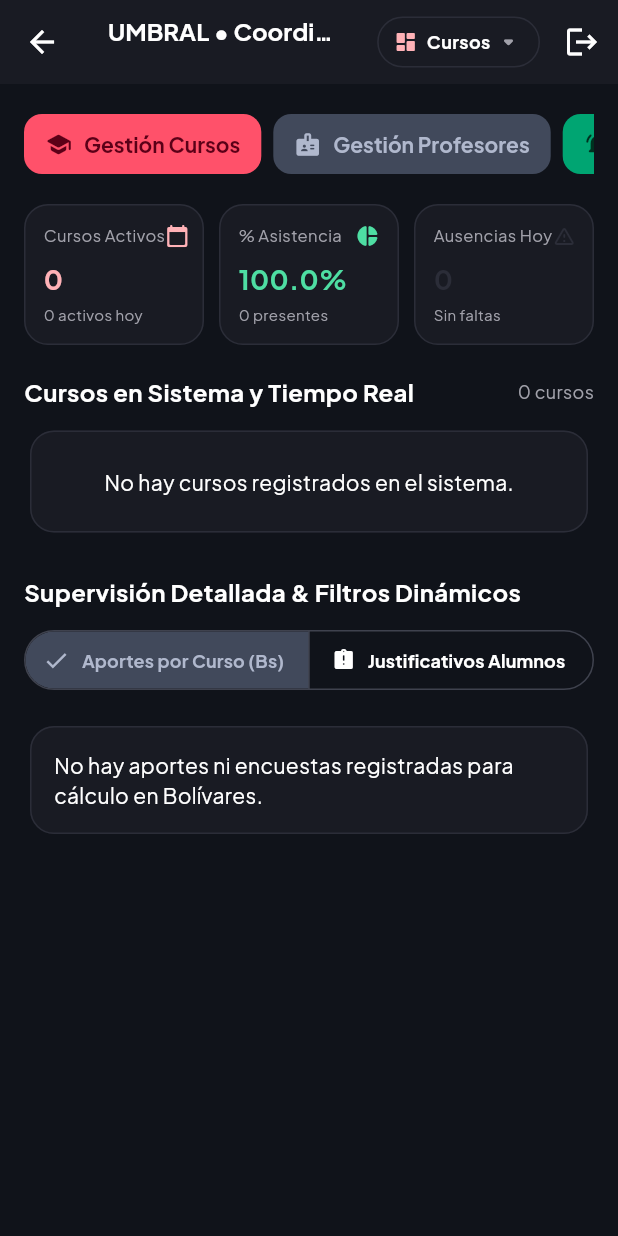
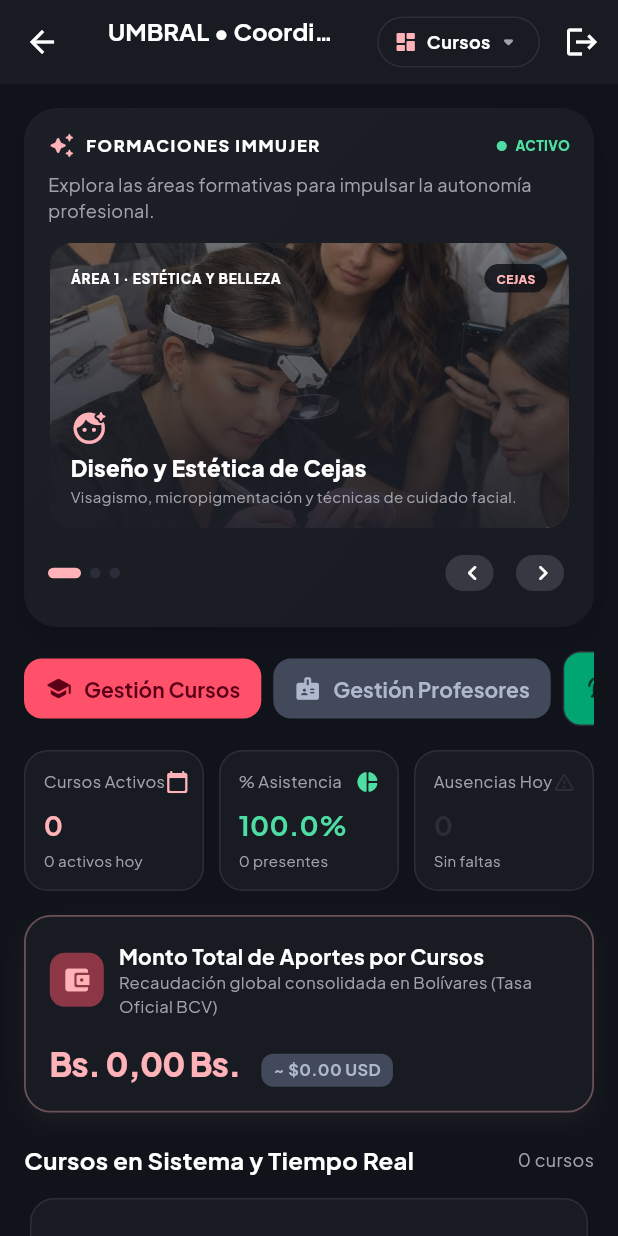
Before and after one commit to VladimirArguelles/umbral_immujer, a Flutter app: the CoordinatorDashboardPage screen opened directly with empty values, on a phone screen of 412 x 824 dp. Run offline on Flutter 3.47's test engine with Material 3 defaults, Android fonts, the phone set to English and light mode, and no system bars; our stand-ins replace go_router, google_fonts, image_picker, material_symbols_icons, supabase_flutter; accounts and stored records are empty; project files that could hold a hidden picture were left out.

Commit message:
feat: replica de slider carrusel formativo en Profesores y Coordinadores, icono de notificaciones, widget monto total de aportes y tabla tasa_cambiaria sincronizada con BCV

```diff
--- a/lib/features/coordinator/presentation/coordinator_dashboard_page.dart
+++ b/lib/features/coordinator/presentation/coordinator_dashboard_page.dart
@@ -1,3 +1,4 @@
+import 'package:umbral_immujer/src/core/widgets/formation_image_carousel.dart';
 import 'package:flutter/material.dart';
 import 'package:go_router/go_router.dart';
 import 'package:google_fonts/google_fonts.dart';
@@ -416,69 +417,6 @@
       return true;
     }
     return todayTokens.any((t) => hLower.contains(t));
-  }
-
-  void _mostrarDialogoReasignar(CourseDashboardItem curso) async {
-    final profesores = await widget.coordinatorRepository.getRegisteredTeachers();
-    if (!mounted) return;
-
-    showDialog(
-      context: context,
-      builder: (ctx) => AlertDialog(
-        title: Text('Asignar Profesor a ${curso.nombre}'),
-        content: SizedBox(
-          width: double.maxFinite,
-          child: Column(
-            mainAxisSize: MainAxisSize.min,
-            children: [
-              if (curso.profesorId != null)
-                ListTile(
-                  leading: const Icon(Icons.person_remove, color: AppTheme.errorRed),
-                  title: const Text('Dejar sin profesor asignado'),
-                  onTap: () async {
-                    Navigator.of(ctx).pop();
-                    await widget.coordinatorRepository.unassignTeacher(courseId: curso.id);
-                    _loadAll();
-                  },
-                ),
-              const Divider(),
-              Expanded(
-                child: ListView.builder(
-                  shrinkWrap: true,
-                  itemCount: profesores.length,
-                  itemBuilder: (c, idx) {
-                    final p = profesores[idx];
-                    final esActual = p.id == curso.profesorId;
-                    return ListTile(
-                      leading: CircleAvatar(
-                        child: Text(p.nombreCompleto.isNotEmpty ? p.nombreCompleto[0] : '?'),
-                      ),
-                      title: Text(p.nombreCompleto),
-                      subtitle: Text(
-                        'C.I: ${p.cedula} ${p.cursoActual != null ? "• Imparte: ${p.cursoActual}" : ""}',
-                      ),
-                      trailing: esActual
-                          ? const Icon(Icons.check, color: AppTheme.successGreen)
-                          : null,
-                      onTap: esActual
-                          ? null
-                          : () async {
-                              Navigator.of(ctx).pop();
-                              await widget.coordinatorRepository.assignTeacherToCourse(
-                                courseId: curso.id,
-                                teacherId: p.id,
-                              );
-                              _loadAll();
-                            },
-                    );
-                  },
-                ),
-              ),
-            ],
-          ),
-        ),
-      ),
-    );
   }
 
   void _abrirCentroNotificaciones(List<SolicitudNotificacionItem> solicitudes) {
@@ -1108,6 +1046,10 @@
           child: ListView(
             padding: const EdgeInsets.all(16),
             children: [
+              // Carrusel Formativo de Alumnos
+              const FormationImageCarousel(),
+              const SizedBox(height: 16),
+
               // Barra de Acciones Globales
               SingleChildScrollView(
                 scrollDirection: Axis.horizontal,
@@ -1149,15 +1091,17 @@
                       isLabelVisible: notificaciones.isNotEmpty,
                       label: Text('${notificaciones.length}'),
                       backgroundColor: AppTheme.errorRed,
-                      child: ElevatedButton.icon(
-                        icon: const Icon(Icons.notifications_active_rounded, size: 18),
-                        label: const Text('Notificaciones'),
-                        style: ElevatedButton.styleFrom(
-                          backgroundColor: AppTheme.tertiaryContainer,
-                          foregroundColor: AppTheme.onTertiaryContainer,
-                          padding: const EdgeInsets.symmetric(horizontal: 14, vertical: 10),
-                        ),
-                        onPressed: () => _abrirCentroNotificaciones(notificaciones),
+                      child: Container(
+                        decoration: BoxDecoration(
+                          color: AppTheme.tertiaryContainer,
+                          borderRadius: BorderRadius.circular(12),
+                          border: Border.all(color: AppTheme.outlineVariant),
+                        ),
+                        child: IconButton(
+                          icon: const Icon(Icons.notifications_active_rounded, size: 20, color: AppTheme.onTertiaryContainer),
+                          tooltip: 'Centro de Notificaciones y Aprobaciones',
+                          onPressed: () => _abrirCentroNotificaciones(notificaciones),
+                        ),
                       ),
                     ),
                   ],
@@ -1199,6 +1143,10 @@
                   ),
                 ],
               ),
+              const SizedBox(height: 16),
+
+              // WIDGET PARA VISUALIZACIÓN DEL MONTO TOTAL DE APORTE POR CURSOS
+              _buildResumenTotalAportesWidget(),
               const SizedBox(height: 20),
 
               // SECCIÓN: CURSOS ACTIVOS Y PLANTILLAS
@@ -1277,12 +1225,6 @@
                                   ],
                                 ),
                               ),
-                              const Spacer(),
-                              IconButton(
-                                icon: const Icon(Icons.edit, color: AppTheme.primary, size: 20),
-                                tooltip: 'Reasignar Profesor',
-                                onPressed: () => _mostrarDialogoReasignar(c),
-                              ),
                             ],
                           ),
                           const SizedBox(height: 8),
@@ -1433,6 +1375,135 @@
                 _buildAportesEnBsWidget()
               else
                 _buildJustificativosWidget(),
+            ],
+          ),
+        );
+      },
+    );
+  }
+
+  Widget _buildResumenTotalAportesWidget() {
+    return FutureBuilder<List<AporteCursoBsItem>>(
+      future: _aportesFuture,
+      builder: (context, snapshot) {
+        final aportes = snapshot.data ?? [];
+        final granTotalBs = aportes.fold<double>(0.0, (prev, a) => prev + a.totalAporteBs);
+        final granTotalUsd = aportes.fold<double>(0.0, (prev, a) => prev + a.costoTotalUsd);
+
+        return Container(
+          padding: const EdgeInsets.all(16),
+          decoration: BoxDecoration(
+            color: AppTheme.surfaceContainerLow,
+            borderRadius: BorderRadius.circular(18),
+            border: Border.all(
+              color: AppTheme.primary.withValues(alpha: 0.35),
+              width: 1.2,
+            ),
+            boxShadow: [
+              BoxShadow(
+                color: AppTheme.primary.withValues(alpha: 0.06),
+                blurRadius: 14,
+                offset: const Offset(0, 6),
+              ),
+            ],
+          ),
+          child: Column(
+            crossAxisAlignment: CrossAxisAlignment.start,
+            children: [
+              Row(
+                children: [
+                  Container(
+                    padding: const EdgeInsets.all(8),
+                    decoration: BoxDecoration(
+                      color: AppTheme.primaryContainer.withValues(alpha: 0.5),
+                      borderRadius: BorderRadius.circular(10),
+                    ),
+                    child: const Icon(
+                      Icons.account_balance_wallet_rounded,
+                      color: AppTheme.primary,
+                      size: 20,
+                    ),
+                  ),
+                  const SizedBox(width: 10),
+                  Expanded(
+                    child: Column(
+                      crossAxisAlignment: CrossAxisAlignment.start,
+                      children: [
+                        Text(
+                          'Monto Total de Aportes por Cursos',
+                          style: GoogleFonts.plusJakartaSans(
+                            fontSize: 14,
+                            fontWeight: FontWeight.bold,
+                            color: AppTheme.onSurface,
+                          ),
+                        ),
+                        Text(
+                          'Recaudación global consolidada en Bolívares (Tasa Oficial BCV)',
+                          style: GoogleFonts.plusJakartaSans(
+                            fontSize: 11,
+                            color: AppTheme.onSurfaceVariant,
+                          ),
+                        ),
+                      ],
+                    ),
+                  ),
+                ],
+              ),
+              const SizedBox(height: 14),
+              Row(
+                crossAxisAlignment: CrossAxisAlignment.baseline,
+                textBaseline: TextBaseline.alphabetic,
+                children: [
+                  Text(
+                    'Bs. ${Formatters.currency(granTotalBs)}',
+                    style: GoogleFonts.plusJakartaSans(
+                      fontSize: 22,
+                      fontWeight: FontWeight.w900,
+                      color: AppTheme.primary,
+                      letterSpacing: -0.5,
+                    ),
+                  ),
+                  const SizedBox(width: 10),
+                  Container(
+                    padding: const EdgeInsets.symmetric(horizontal: 8, vertical: 3),
+                    decoration: BoxDecoration(
+                      color: AppTheme.secondaryContainer,
+                      borderRadius: BorderRadius.circular(8),
+                    ),
+                    child: Text(
+                      '~ \$${granTotalUsd.toStringAsFixed(2)} USD',
+                      style: GoogleFonts.plusJakartaSans(
+                        fontSize: 11,
+                        fontWeight: FontWeight.bold,
+                        color: AppTheme.onSecondaryContainer,
+                      ),
+                    ),
+                  ),
+                ],
+              ),
+              if (aportes.isNotEmpty) ...[
+                const SizedBox(height: 12),
+                const Divider(height: 1),
+                const SizedBox(height: 10),
+                Wrap(
+                  spacing: 8,
+                  runSpacing: 6,
+                  children: aportes.map((a) {
+                    return Container(
+                      padding: const EdgeInsets.symmetric(horizontal: 10, vertical: 5),
+                      decoration: BoxDecoration(
+                        color: AppTheme.surfaceContainerHighest.withValues(alpha: 0.4),
+                        borderRadius: BorderRadius.circular(8),
+                        border: Border.all(color: AppTheme.outlineVariant.withValues(alpha: 0.5)),
+                      ),
+                      child: Text(
+                        '${a.cursoNombre}: Bs. ${Formatters.currency(a.totalAporteBs)}',
+                        style: const TextStyle(fontSize: 11, fontWeight: FontWeight.w600),
+                      ),
+                    );
+                  }).toList(),
+                ),
+              ],
             ],
           ),
         );
--- a/lib/features/teacher/presentation/teacher_dashboard_page.dart
+++ b/lib/features/teacher/presentation/teacher_dashboard_page.dart
@@ -6,7 +6,7 @@
 import 'package:umbral_immujer/src/core/utils/formatters.dart';
 import 'package:umbral_immujer/features/teacher/data/teacher_repository.dart';
 import 'package:umbral_immujer/features/teacher/domain/teacher_models.dart';
-import 'package:umbral_immujer/src/core/widgets/app_carousel_slider.dart';
+import 'package:umbral_immujer/src/core/widgets/formation_image_carousel.dart';
 import 'package:umbral_immujer/src/core/widgets/skeleton_loader.dart';
 import 'package:umbral_immujer/src/core/widgets/super_admin_nav_bar.dart';
 import 'package:umbral_immujer/src/features/auth/domain/user_profile.dart';
@@ -401,38 +401,7 @@
             ],
           ),
           const SizedBox(height: 16),
-          AppCarouselSlider(
-            height: 140,
-            items: [
-              CarouselSlideItem(
-                title: 'Pase de Asistencia Rápido',
-                subtitle: 'Toma asistencia en tiempo real de los alumnos en tus cursos activos.',
-                badgeText: 'ACADÉMICO',
-                badgeColor: AppTheme.primary,
-                icon: Icons.checklist_rounded,
-                iconColor: AppTheme.primary,
-                onTap: () => onNavigate(1),
-              ),
-              CarouselSlideItem(
-                title: 'Cálculo de Aportes en Bs',
-                subtitle: 'Crea encuestas dividiendo el monto en USD entre asistentes con tasa oficial BCV.',
-                badgeText: 'ECONOMÍA',
-                badgeColor: AppTheme.secondary,
-                icon: Icons.currency_exchange_rounded,
-                iconColor: AppTheme.secondary,
-                onTap: () => onNavigate(2),
-              ),
-              CarouselSlideItem(
-                title: 'Gestión de Alumnos y Temas',
-                subtitle: 'Añade y edita alumnos y temas con el nuevo flujo de validación institucional.',
-                badgeText: 'SUPERVISIÓN',
-                badgeColor: AppTheme.tertiary,
-                icon: Icons.assignment_turned_in_outlined,
-                iconColor: AppTheme.tertiary,
-                onTap: () => onNavigate(4),
-              ),
-            ],
-          ),
+          const FormationImageCarousel(),
           const SizedBox(height: 16),
           Text(
             'HERRAMIENTAS DEL MÓDULO',
--- /dev/null
+++ b/lib/src/core/widgets/formation_image_carousel.dart
@@ -0,0 +1,356 @@
+import 'dart:async';
+import 'package:flutter/material.dart';
+import 'package:google_fonts/google_fonts.dart';
+import 'package:umbral_immujer/src/core/theme/app_theme.dart';
+
+class FormationItem {
+  final String area;
+  final String title;
+  final String description;
+  final String tag;
+  final IconData icon;
+  final Color color;
+  final String imagePath;
+
+  const FormationItem({
+    required this.area,
+    required this.title,
+    required this.description,
+    required this.tag,
+    required this.icon,
+    required this.color,
+    required this.imagePath,
+  });
+}
+
+class FormationImageCarousel extends StatefulWidget {
+  const FormationImageCarousel({super.key});
+
+  @override
+  State<FormationImageCarousel> createState() => _FormationImageCarouselState();
+}
+
+class _FormationImageCarouselState extends State<FormationImageCarousel> {
+  static const _formations = [
+    FormationItem(
+      area: 'Área 1 · Estética y Belleza',
+      title: 'Diseño y Estética de Cejas',
+      description: 'Visagismo, micropigmentación y técnicas de cuidado facial.',
+      tag: 'CEJAS',
+      icon: Icons.face_retouching_natural_rounded,
+      color: AppTheme.primary,
+      imagePath: 'assets/images/cejas.png',
+    ),
+    FormationItem(
+      area: 'Área 2 · Gastronomía Tradicional',
+      title: 'Panadería y Masas Artesanales',
+      description: 'Panificación tradicional, fermentación, amasado y horneado.',
+      tag: 'PANADERÍA',
+      icon: Icons.bakery_dining_rounded,
+      color: AppTheme.warningOrange,
+      imagePath: 'assets/images/panaderia.png',
+    ),
+    FormationItem(
+      area: 'Área 3 · Pastelería y Dulces',
+      title: 'Repostería y Decoración Artística',
+      description: 'Técnicas de pastelería comercial, masas dulces y decoración.',
+      tag: 'REPOSTERÍA',
+      icon: Icons.cake_rounded,
+      color: AppTheme.secondary,
+      imagePath: 'assets/images/reposteria.png',
+    ),
+  ];
+
+  late final PageController _pageController;
+  Timer? _autoplay;
+  int _currentPage = 0;
+
+  @override
+  void initState() {
+    super.initState();
+    _pageController = PageController();
+    _startAutoplay();
+  }
+
+  @override
+  void dispose() {
+    _autoplay?.cancel();
+    _pageController.dispose();
+    super.dispose();
+  }
+
+  void _startAutoplay() {
+    _autoplay?.cancel();
+    _autoplay = Timer.periodic(const Duration(seconds: 4), (_) {
+      if (_pageController.hasClients) {
+        _pageController.nextPage(
+          duration: const Duration(milliseconds: 450),
+          curve: Curves.easeOut,
+        );
+      }
+    });
+  }
+
+  void _goToPage(int index) {
+    _pageController.animateToPage(
+      index,
+      duration: const Duration(milliseconds: 350),
+      curve: Curves.easeOut,
+    );
+    _startAutoplay();
+  }
+
+  @override
+  Widget build(BuildContext context) {
+    return Container(
+      padding: const EdgeInsets.all(16),
+      decoration: BoxDecoration(
+        borderRadius: BorderRadius.circular(22),
+        gradient: const LinearGradient(
+          begin: Alignment.topLeft,
+          end: Alignment.bottomRight,
+          colors: [AppTheme.surfaceContainer, AppTheme.surfaceContainerLow],
+        ),
+        boxShadow: [
+          BoxShadow(
+            color: Colors.black.withValues(alpha: 0.12),
+            blurRadius: 16,
+            offset: const Offset(0, 8),
+          ),
+        ],
+      ),
+      child: Column(
+        crossAxisAlignment: CrossAxisAlignment.start,
+        children: [
+          Row(
+            children: [
+              const Icon(
+                Icons.auto_awesome_rounded,
+                color: AppTheme.primary,
+                size: 18,
+              ),
+              const SizedBox(width: 7),
+              Expanded(
+                child: Text(
+                  'FORMACIONES IMMUJER',
+                  style: GoogleFonts.plusJakartaSans(
+                    color: AppTheme.onSurface,
+                    fontSize: 11,
+                    fontWeight: FontWeight.w800,
+                    letterSpacing: 1.1,
+                  ),
+                ),
+              ),
+              const Icon(Icons.circle, color: AppTheme.tertiary, size: 8),
+              const SizedBox(width: 5),
+              Text(
+                'ACTIVO',
+                style: GoogleFonts.plusJakartaSans(
+                  color: AppTheme.tertiary,
+                  fontSize: 9,
+                  fontWeight: FontWeight.w800,
+                ),
+              ),
+            ],
+          ),
+          const SizedBox(height: 8),
+          Text(
+            'Explora las áreas formativas para impulsar la autonomía profesional.',
+            style: GoogleFonts.plusJakartaSans(
+              color: AppTheme.onSurfaceVariant,
+              fontSize: 12,
+              height: 1.45,
+            ),
+          ),
+          const SizedBox(height: 14),
+          SizedBox(
+            height: 190,
+            child: Listener(
+              onPointerDown: (_) => _autoplay?.cancel(),
+              onPointerUp: (_) => _startAutoplay(),
+              child: PageView.builder(
+                controller: _pageController,
+                itemCount: _formations.length,
+                onPageChanged: (index) => setState(() => _currentPage = index % _formations.length),
+                itemBuilder: (context, index) =>
+                    _FormationImageCard(formation: _formations[index % _formations.length]),
+              ),
+            ),
+          ),
+          const SizedBox(height: 10),
+          Row(
+            children: [
+              Row(
+                children: List.generate(_formations.length, (index) {
+                  final selected = index == _currentPage;
+                  return Padding(
+                    padding: const EdgeInsets.only(right: 6),
+                    child: Semantics(
+                      button: true,
+                      label: 'Mostrar formación ${index + 1}',
+                      child: GestureDetector(
+                        onTap: () => _goToPage(index),
+                        child: AnimatedContainer(
+                          duration: const Duration(milliseconds: 250),
+                          width: selected ? 22 : 7,
+                          height: 7,
+                          decoration: BoxDecoration(
+                            color: selected
+                                ? AppTheme.primary
+                                : AppTheme.outlineVariant,
+                            borderRadius: BorderRadius.circular(8),
+                          ),
+                        ),
+                      ),
+                    ),
+                  );
+                }),
+              ),
+              const Spacer(),
+              _CarouselArrowBtn(
+                icon: Icons.chevron_left_rounded,
+                label: 'Formación anterior',
+                onTap: () => _goToPage(
+                  (_currentPage - 1 + _formations.length) % _formations.length,
+                ),
+              ),
+              const SizedBox(width: 7),
+              _CarouselArrowBtn(
+                icon: Icons.chevron_right_rounded,
+                label: 'Siguiente formación',
+                onTap: () => _goToPage((_currentPage + 1) % _formations.length),
+              ),
+            ],
+          ),
+        ],
+      ),
+    );
+  }
+}
+
+class _FormationImageCard extends StatelessWidget {
+  const _FormationImageCard({required this.formation});
+
+  final FormationItem formation;
+
+  @override
+  Widget build(BuildContext context) {
+    return Container(
+      margin: const EdgeInsets.symmetric(horizontal: 1),
+      decoration: BoxDecoration(
+        borderRadius: BorderRadius.circular(16),
+        image: DecorationImage(
+          image: AssetImage(formation.imagePath),
+          fit: BoxFit.cover,
+          alignment: Alignment.center,
+        ),
+      ),
+      child: Container(
+        padding: const EdgeInsets.all(14),
+        decoration: BoxDecoration(
+          borderRadius: BorderRadius.circular(16),
+          gradient: LinearGradient(
+            begin: Alignment.topCenter,
+            end: Alignment.bottomCenter,
+            colors: [
+              AppTheme.surfaceContainer.withValues(alpha: 0.55),
+              AppTheme.surfaceContainer.withValues(alpha: 0.94),
+            ],
+          ),
+        ),
+        child: Column(
+          crossAxisAlignment: CrossAxisAlignment.start,
+          children: [
+            Row(
+              children: [
+                Expanded(
+                  child: Text(
+                    formation.area.toUpperCase(),
+                    maxLines: 1,
+                    overflow: TextOverflow.ellipsis,
+                    style: GoogleFonts.plusJakartaSans(
+                      color: AppTheme.onSurface,
+                      fontSize: 9,
+                      fontWeight: FontWeight.w800,
+                      letterSpacing: 0.5,
+                    ),
+                  ),
+                ),
+                const SizedBox(width: 8),
+                Container(
+                  padding: const EdgeInsets.symmetric(
+                    horizontal: 8,
+                    vertical: 4,
+                  ),
+                  decoration: BoxDecoration(
+                    color: AppTheme.surfaceContainerLowest.withValues(alpha: 0.8),
+                    borderRadius: BorderRadius.circular(20),
+                  ),
+                  child: Text(
+                    formation.tag,
+                    style: GoogleFonts.plusJakartaSans(
+                      color: formation.color,
+                      fontSize: 8,
+                      fontWeight: FontWeight.w800,
+                    ),
+                  ),
+                ),
+              ],
+            ),
+            const Spacer(),
+            Icon(formation.icon, color: formation.color, size: 25),
+            const SizedBox(height: 5),
+            Text(
+              formation.title,
+              maxLines: 2,
+              overflow: TextOverflow.ellipsis,
+              style: GoogleFonts.plusJakartaSans(
+                color: AppTheme.onSurface,
+                fontSize: 15,
+                fontWeight: FontWeight.w800,
+                height: 1.2,
+              ),
+            ),
+            const SizedBox(height: 3),
+            Text(
+              formation.description,
+              maxLines: 1,
+              overflow: TextOverflow.ellipsis,
+              style: GoogleFonts.plusJakartaSans(
+                color: AppTheme.onSurfaceVariant,
+                fontSize: 10,
+              ),
+            ),
+          ],
+        ),
+      ),
+    );
+  }
+}
+
+class _CarouselArrowBtn extends StatelessWidget {
+  const _CarouselArrowBtn({
+    required this.icon,
+    required this.label,
+    required this.onTap,
+  });
+
+  final IconData icon;
+  final String label;
+  final VoidCallback onTap;
+
+  @override
+  Widget build(BuildContext context) {
+    return IconButton(
+      onPressed: onTap,
+      tooltip: label,
+      visualDensity: VisualDensity.compact,
+      constraints: const BoxConstraints.tightFor(width: 32, height: 32),
+      style: IconButton.styleFrom(
+        backgroundColor: AppTheme.surfaceBright,
+        foregroundColor: AppTheme.onSurface,
+      ),
+      icon: Icon(icon, size: 20),
+    );
+  }
+}
```
Also changed, not shown: docs/assets/fonts/MaterialIcons-Regular.otf, 2 other files.
